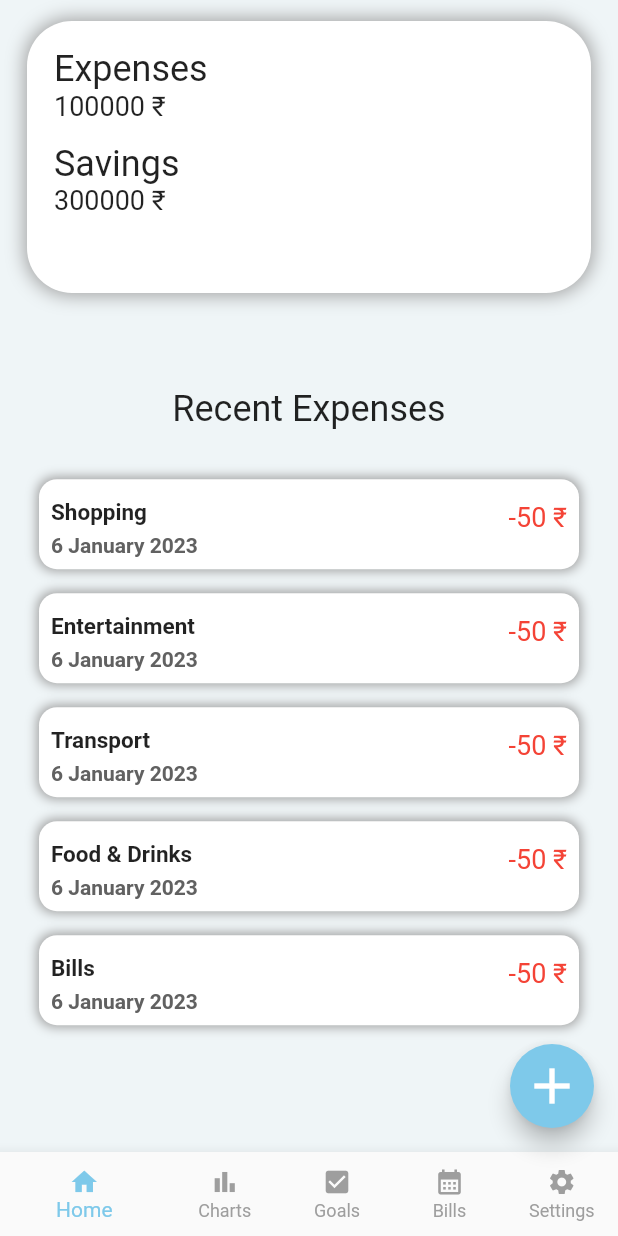
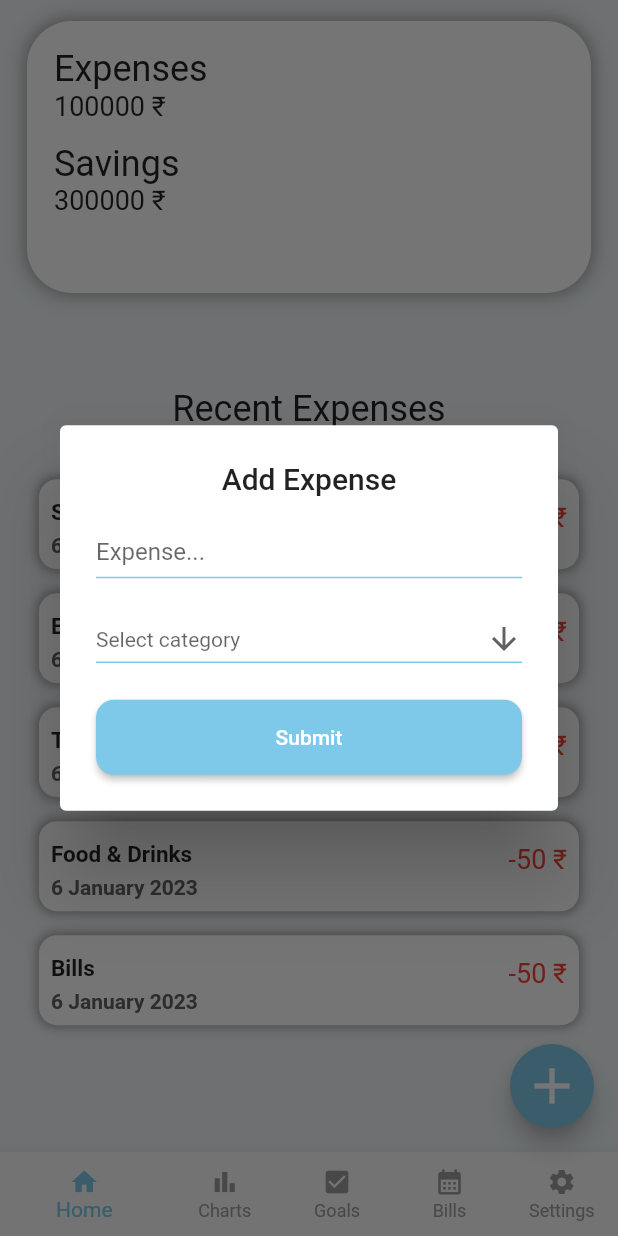
Before and after one commit to ratishjain12/Budget-Tracker-App, a Flutter app: the HomePage screen opened by its route, after a tap on the "add" icon, on a phone screen of 412 x 824 dp. Run offline on Flutter 3.47's test engine with Material 2 defaults, Android fonts, the phone set to English and light mode, and no system bars; our stand-ins replace cloud_firestore, firebase_auth, firebase_core, google_sign_in, shared_preferences; accounts and stored records are empty.

```diff
--- a/lib/screens/home_page.dart
+++ b/lib/screens/home_page.dart
@@ -14,7 +14,19 @@ class HomePage extends StatefulWidget {
   State<HomePage> createState() => _HomePageState();
 }
 
+const List<String> options = <String>[
+  "Food & Drinks",
+  "Shopping",
+  "Housing",
+  "Life & Entertainment",
+  "Investments",
+  "Vehicle & Transportation",
+  "Other",
+];
+
 class _HomePageState extends State<HomePage> {
+  final _formKey = GlobalKey<FormState>();
+
   List<Map<String, dynamic>> expenseData = [
     {
       'title': "Shopping",
@@ -47,13 +59,20 @@ class _HomePageState extends State<HomePage> {
       'money': 50,
     },
   ];
+
+  String? opt;
   @override
   Widget build(BuildContext context) {
     var screeWidth = MediaQuery.of(context).size.width;
     var screeHeight = MediaQuery.of(context).size.height;
     return Scaffold(
       floatingActionButton: FloatingActionButton(
-        onPressed: () {},
+        onPressed: () {
+          setState(() {
+            opt = null;
+          });
+          popupDialog(context);
+        },
         child: Icon(
           Icons.add,
           size: 40,
@@ -92,7 +111,8 @@ class _HomePageState extends State<HomePage> {
             ),
           ]),
       backgroundColor: AppColors.primaryColor,
-      body: SafeArea(
+      body: SingleChildScrollView(
+        child: SafeArea(
           child: Column(
             children: [
               Padding(
@@ -182,7 +202,88 @@ class _HomePageState extends State<HomePage> {
             ],
           ),
         ),
+      ),
     );
+  }
+
+  popupDialog(BuildContext context) {
+    return showDialog(
+        context: context,
+        builder: (context) {
+          return StatefulBuilder(builder: ((context, setState) {
+            return Center(
+              child: AlertDialog(
+                title: Text(
+                  "Add Expense",
+                  textAlign: TextAlign.center,
+                ),
+                content: Container(
+                  width: MediaQuery.of(context).size.width * 0.7,
+                  child: Form(
+                    key: _formKey,
+                    child: Column(
+                      mainAxisSize: MainAxisSize.min,
+                      children: [
+                        TextFormField(
+                          keyboardType: TextInputType.number,
+                          decoration: InputDecoration(
+                            isDense: true,
+                            enabledBorder: UnderlineInputBorder(
+                              borderSide:
+                                  BorderSide(color: AppColors.secondaryColor),
+                            ),
+                            border: UnderlineInputBorder(
+                              borderSide:
+                                  BorderSide(color: AppColors.secondaryColor),
+                            ),
+                            hintText: 'Expense...',
+                          ),
+                        ),
+                        SizedBox(
+                          height: MediaQuery.of(context).size.height * 0.02,
+                        ),
+                        DropdownButton<String>(
+                          isExpanded: true,
+                          hint: Text("Select category"),
+                          disabledHint: Text("Select category"),
+                          value: opt,
+                          icon: const Icon(Icons.arrow_downward),
+                          elevation: 4,
+                          style: const TextStyle(color: Colors.black),
+                          underline: Container(
+                            height: 1,
+                            color: AppColors.secondaryColor,
+                          ),
+                          onChanged: (String? value) {
+                            // This is called when the user selects an item.
+                            setState(() {
+                              opt = value ?? "";
+                            });
+                          },
+                          items: options
+                              .map<DropdownMenuItem<String>>((String value) {
+                            return DropdownMenuItem<String>(
+                              value: value,
+                              child: Text(value),
+                            );
+                          }).toList(),
+                        ),
+                        SizedBox(
+                          height: MediaQuery.of(context).size.height * 0.02,
+                        ),
+                        CustomButton(
+                            child: Text("Submit"),
+                            onPressed: () {
+                              Navigator.of(context).pop(opt = null);
+                            }),
+                      ],
+                    ),
+                  ),
+                ),
+              ),
+            );
+          }));
+        });
   }
 }
 
--- a/lib/widgets/expense_tile.dart
+++ b/lib/widgets/expense_tile.dart
@@ -23,7 +23,6 @@ class ExpenseTile extends StatefulWidget {
 class _ExpenseTileState extends State<ExpenseTile> {
   @override
   Widget build(BuildContext context) {
-    print(widget.date);
     return Container(
       margin: EdgeInsets.all(8),
       padding: EdgeInsets.all(8),
```
Lines whose indentation alone changed are shown as unchanged.
